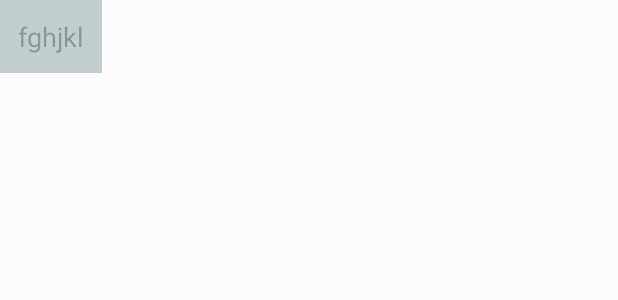
After one commit to yana-ivanovskaya-2023/ODD_Command, an Android app: the layout lay_text_block.xml on its own in the app's theme, with its tools: preview values and no code run, on a phone screen of 412 x 824 dp. The commit adds this screen. Shown: the top 300 px of the screen. Run offline under Robolectric (Android 15) with nearby library versions, the light colour scheme and no system bars.

```diff
--- /dev/null
+++ b/app/src/main/res/layout/lay_text_block.xml
@@ -0,0 +1,10 @@
+<?xml version="1.0" encoding="utf-8"?>
+<com.google.android.material.textfield.TextInputEditText xmlns:android="http://schemas.android.com/apk/res/android"
+    android:layout_width="wrap_content"
+    android:layout_height="wrap_content"
+    android:background="@null"
+    android:foreground="#59567878"
+    android:hint="fghjkl"
+    android:padding="12dp">
+
+</com.google.android.material.textfield.TextInputEditText>
--- a/app/src/main/res/values/themes.xml
+++ b/app/src/main/res/values/themes.xml
@@ -1,6 +1,6 @@
 <resources>
 
-    <style name="AppTheme" parent="Theme.Material3.Light.NoActionBar">
+    <style name="AppTheme" parent="Theme.Material3.DayNight.NoActionBar">
         <item name="colorPrimary">@color/md_theme_primary</item>
         <item name="colorOnPrimary">@color/md_theme_onPrimary</item>
         <item name="colorPrimaryContainer">@color/md_theme_primaryContainer</item>
```
Also changed, not shown: app/src/main/res/drawable/ic_text.xml (added, +9 -0 lines), app/src/main/res/layout/lay_bottom_sheet_menu.xml (+11 -0 lines).
